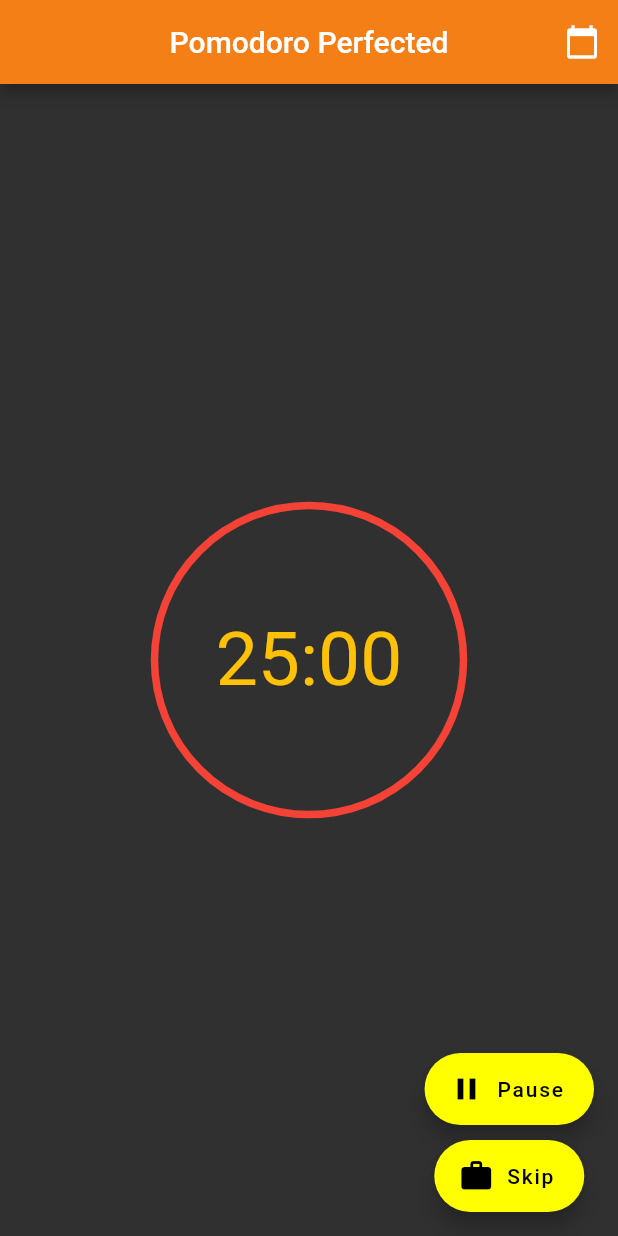
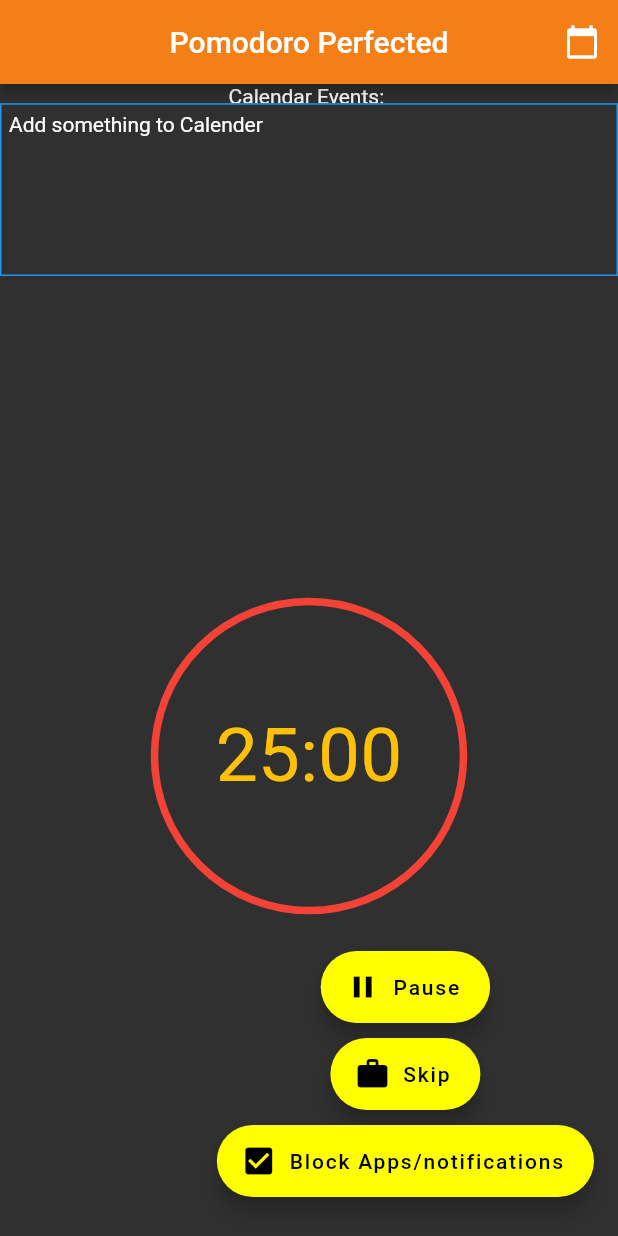
Before and after one commit to DanielDH01/PerfectPomodoro, a Flutter app: the screen it shows after launch, on a phone screen of 412 x 824 dp. Run offline on Flutter 3.47's test engine with Material 2 defaults, Android fonts, the phone set to English and light mode, and no system bars; drawn by our look-alikes of circular_countdown_timer; our stand-ins replace rflutter_alert, syncfusion_flutter_calendar.

Commit message:
Added CalendarEvents and Event TODO List

```diff
--- a/lib/main.dart
+++ b/lib/main.dart
@@ -1,9 +1,11 @@
 import 'package:flutter/material.dart';
 import 'package:circular_countdown_timer/circular_countdown_timer.dart';
+import 'package:perfectpomodoro/page/event_viewing_page.dart';
 import 'package:perfectpomodoro/provider/event_provider.dart';
 import 'package:provider/provider.dart';
 import 'package:rflutter_alert/rflutter_alert.dart';
 import '../agenda.dart' as agenda;
+import 'model/event.dart';
 
 void main() {
   runApp(MyApp());
@@ -38,10 +40,13 @@ class _TimerState extends State<Timer> {
   CountDownController _controller = CountDownController();
   bool _isPause = false;
   bool _isBreak = false;
+  bool _isBlocked = false;
   int _timerMin = 25 * 60;
 
   @override
   Widget build(BuildContext context) {
+    final events = Provider.of<EventProvider>(context).events;
+
     return Scaffold(
       appBar: AppBar(
         title: Text('Pomodoro Perfected'),
@@ -55,7 +60,36 @@ class _TimerState extends State<Timer> {
           ),
         ],
       ),
-      body: Center(
+      body: Column(
+        children: [
+          Expanded(
+            flex: 20,
+            child: Column(
+              children: [
+                Expanded(
+                  flex: 1,
+                  child: Text("Calendar Events: "),
+                ),
+                Expanded(
+                  flex: 9,
+                  child: Container(
+                    child: ListView(
+                      children: makeList(events),
+                    ),
+                    padding: EdgeInsets.all(5.0),
+                    decoration: BoxDecoration(
+                      border: Border.all(
+                        color: Colors.blue,
+                      ),
+                    ),
+                  ),
+                ),
+              ],
+            ),
+          ),
+          Expanded(
+            flex: 100,
+            child: Center(
               child: CircularCountDownTimer(
                 width: MediaQuery.of(context).size.width / 2,
                 height: MediaQuery.of(context).size.height / 2,
@@ -87,8 +121,12 @@ class _TimerState extends State<Timer> {
                 textStyle: TextStyle(fontSize: 50.0, color: Colors.amber),
               ),
             ),
-      floatingActionButton:
-          Column(mainAxisAlignment: MainAxisAlignment.end, children: [
+          ),
+        ],
+      ),
+      floatingActionButton: Column(
+        mainAxisAlignment: MainAxisAlignment.end,
+        children: [
           FloatingActionButton.extended(
             onPressed: () {
               setState(() {
@@ -134,8 +172,85 @@ class _TimerState extends State<Timer> {
             },
             icon: Icon(_isBreak ? Icons.wb_sunny : Icons.work),
             label: Text('Skip'),
-        )
-      ]),
+          ),
+          SizedBox(
+            height: 10,
+          ),
+          //TODO: Make This app block all notifications
+          FloatingActionButton.extended(
+            onPressed: () {
+              setState(() {
+                if (_isBlocked) {
+                  _isBlocked = false;
+                } else {
+                  _isBlocked = true;
+                }
+              });
+            },
+            icon: Icon(
+                _isBlocked ? Icons.check_box_outline_blank : Icons.check_box),
+            label: Text("Block Apps/notifications"),
+          ),
+          SizedBox(
+            height: 10,
+          ),
+        ],
+      ),
     );
   }
+
+  List<Widget> makeList(List<Event> events) {
+    List<Widget> texts = <Widget>[];
+    if (events.isNotEmpty) {
+      for (Event el in events) {
+        texts.add(
+          GestureDetector(
+            onTap: () => Navigator.of(context).push(
+              MaterialPageRoute(
+                builder: (context) => EventViewingPage(event: el),
+              ),
+            ),
+            child: IntrinsicHeight(
+              child: Row(
+                children: [
+                  Expanded(
+                    flex: 9,
+                    child: Text(
+                      el.title,
+                      style: TextStyle(fontSize: 24),
+                    ),
+                  ),
+                  VerticalDivider(
+                    color: Colors.white10,
+                  ),
+                  Expanded(
+                    child: IconButton(
+                      icon: Icon(
+                        Icons.check,
+                        color: Colors.greenAccent[400],
+                      ),
+                      onPressed: () {
+                        final provider =
+                            Provider.of<EventProvider>(context, listen: false);
+
+                        provider.deleteEvent(el);
+                      },
+                    ),
+                  ),
+                ],
+              ),
+            ),
+          ),
+        );
+        texts.add(Divider(
+          height: 5,
+          color: Colors.white10,
+        ));
       }
+    } else {
+      texts.add(Text("Add something to Calender"));
+    }
+
+    return texts;
+  }
+}
--- a/lib/provider/event_provider.dart
+++ b/lib/provider/event_provider.dart
@@ -6,9 +6,30 @@ class EventProvider extends ChangeNotifier {
 
   List<Event> get events => _events;
 
+  DateTime _selectedDate = DateTime.now();
+
+  DateTime get selectedDate => _selectedDate;
+
+  void setDate(DateTime date) => _selectedDate = date;
+
+  List<Event> get eventsOfSelectedDate => _events;
+
   void addEvent(Event event) {
     _events.add(event);
 
     notifyListeners();
   }
+
+  void deleteEvent(Event event) {
+    _events.remove(event);
+
+    notifyListeners();
+  }
+
+  void editEvent(Event newEvent, Event oldEvent) {
+    final index = _events.indexOf(oldEvent);
+    _events[index] = newEvent;
+
+    notifyListeners();
+  }
 }
--- a/pubspec.yaml
+++ b/pubspec.yaml
@@ -27,11 +27,11 @@ dependencies:
   intl: ^0.17.0
   #state Management
   provider: ^5.0.0
-
   rflutter_alert: ^2.0.2
   circular_countdown_timer: ^0.2.0
   flutter:
     sdk: flutter
+
 
 
   # The following adds the Cupertino Icons font to your application.
```
Also changed, not shown: lib/model/event_data_source.dart (added, +26 -0 lines), lib/page/event_editing_page.dart (+15 -2 lines), lib/page/event_viewing_page.dart (added, +140 -0 lines), lib/widget/calendar_widget.dart (+17 -2 lines), lib/widget/tasks_widget.dart (+76 -0 lines), 14 other files. Lines whose indentation alone changed are shown as unchanged.
